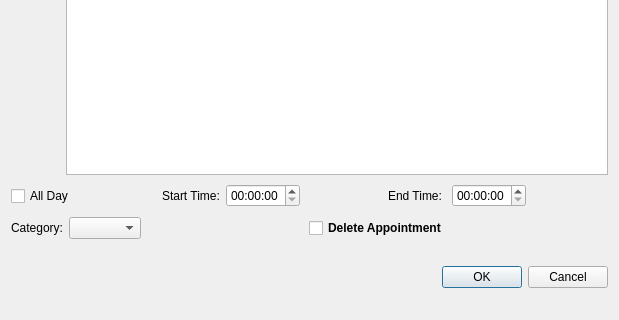
The window that src/dialogappointment.ui (lxqt/organizer) describes before a commit, drawn with Qt 5; both pictures show x 0 to 619 and y 142 to 462 of the 619 by 462 pixel window.
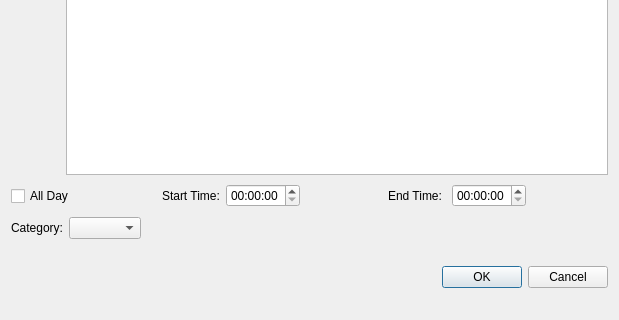
The same window after the commit.

What changed in the file:
```diff
--- a/src/dialogappointment.ui
+++ b/src/dialogappointment.ui
@@ -203,32 +203,6 @@
        <item>
         <widget class="QComboBox" name="comboBoxCategory"/>
        </item>
-       <item>
-        <spacer name="horizontalSpacer_2">
-         <property name="orientation">
-          <enum>Qt::Horizontal</enum>
-         </property>
-         <property name="sizeHint" stdset="0">
-          <size>
-           <width>40</width>
-           <height>20</height>
-          </size>
-         </property>
-        </spacer>
-       </item>
-       <item>
-        <widget class="QCheckBox" name="checkBoxDelete">
-         <property name="font">
-          <font>
-           <weight>75</weight>
-           <bold>true</bold>
-          </font>
-         </property>
-         <property name="text">
-          <string>Delete Appointment</string>
-         </property>
-        </widget>
-       </item>
        <item>
         <spacer name="horizontalSpacer_8">
          <property name="orientation">
```
